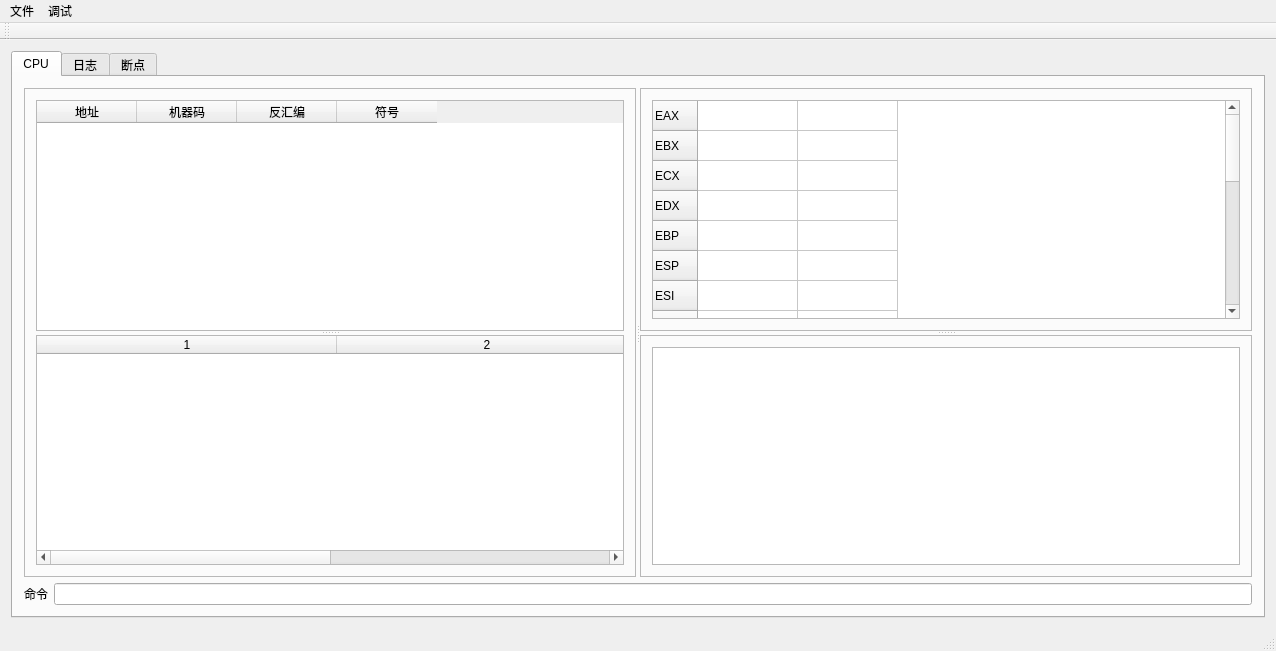
Above: NewDebug/mainwindow.ui from DiskGetor/MyDebug before the change. Below: the same form after it.
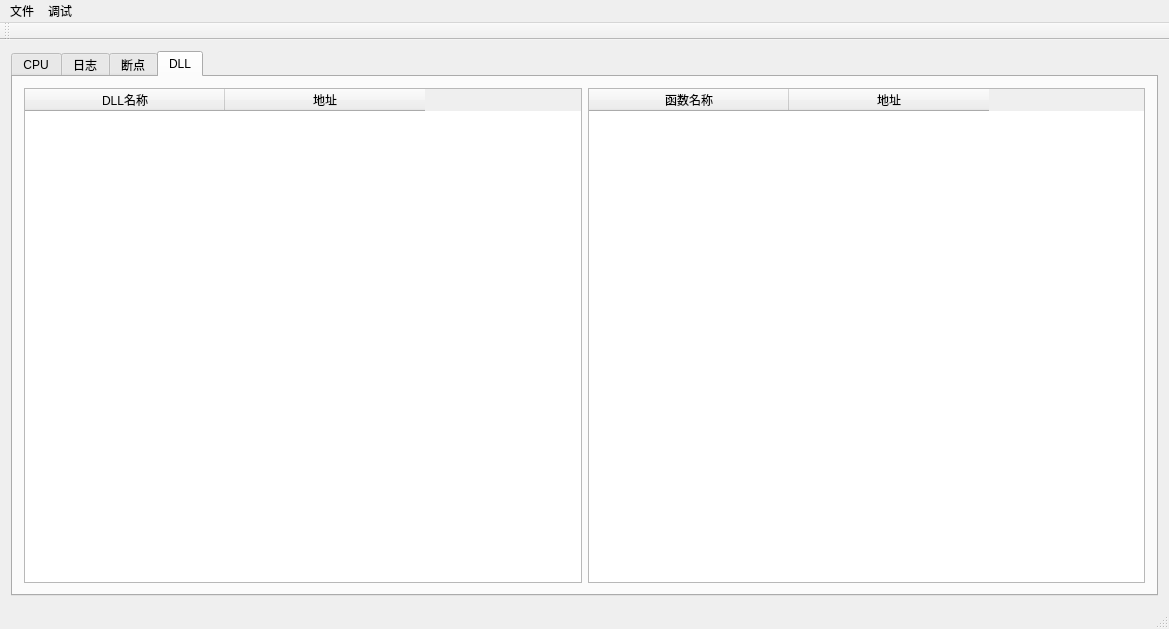
That is the form after the change. The open tabs and pages were chosen to show the change.

```diff
--- a/NewDebug/mainwindow.ui
+++ b/NewDebug/mainwindow.ui
@@ -6,8 +6,8 @@
    <rect>
     <x>0</x>
     <y>0</y>
-    <width>1276</width>
-    <height>651</height>
+    <width>1169</width>
+    <height>629</height>
    </rect>
   </property>
   <property name="windowTitle">
@@ -15,7 +15,7 @@
   </property>
   <widget class="QWidget" name="centralWidget">
    <layout class="QGridLayout" name="gridLayout">
-    <item row="0" column="0">
+    <item row="0" column="2">
      <widget class="QTabWidget" name="tabWidget">
       <property name="currentIndex">
        <number>0</number>
@@ -25,7 +25,12 @@
         <string>CPU</string>
        </attribute>
        <layout class="QGridLayout" name="gridLayout_5">
-        <item row="0" column="0">
+        <item row="3" column="0">
+         <widget class="QLineEdit" name="lineEdit_Cmd"/>
+        </item>
+        <item row="1" column="0">
+         <layout class="QHBoxLayout" name="horizontalLayout">
+          <item>
          <widget class="QSplitter" name="splitter_4">
           <property name="orientation">
            <enum>Qt::Horizontal</enum>
@@ -44,6 +49,12 @@
                <enum>Qt::Vertical</enum>
               </property>
               <widget class="QTableWidget" name="tableWidget_Disassembly">
+                 <attribute name="horizontalHeaderCascadingSectionResizes">
+                  <bool>false</bool>
+                 </attribute>
+                 <attribute name="horizontalHeaderDefaultSectionSize">
+                  <number>200</number>
+                 </attribute>
                <column>
                 <property name="text">
                  <string>地址</string>
@@ -73,7 +84,10 @@
                 <number>2</number>
                </property>
                <attribute name="horizontalHeaderVisible">
-                <bool>true</bool>
+                  <bool>false</bool>
+                 </attribute>
+                 <attribute name="horizontalHeaderCascadingSectionResizes">
+                  <bool>false</bool>
                </attribute>
                <attribute name="horizontalHeaderDefaultSectionSize">
                 <number>300</number>
@@ -90,6 +104,12 @@
             <enum>Qt::Vertical</enum>
            </property>
            <widget class="QFrame" name="frame_2">
+              <property name="maximumSize">
+               <size>
+                <width>300</width>
+                <height>16777215</height>
+               </size>
+              </property>
             <property name="frameShape">
              <enum>QFrame::StyledPanel</enum>
             </property>
@@ -103,6 +123,12 @@
                 <enum>Qt::Vertical</enum>
                </property>
                <widget class="QTableWidget" name="tableWidget_Register">
+                  <property name="maximumSize">
+                   <size>
+                    <width>596</width>
+                    <height>16777215</height>
+                   </size>
+                  </property>
                 <property name="columnCount">
                  <number>2</number>
                 </property>
@@ -232,18 +258,6 @@
           </widget>
          </widget>
         </item>
-        <item row="1" column="0">
-         <layout class="QHBoxLayout" name="horizontalLayout">
-          <item>
-           <widget class="QLabel" name="label">
-            <property name="text">
-             <string>命令</string>
-            </property>
-           </widget>
-          </item>
-          <item>
-           <widget class="QLineEdit" name="lineEdit_Cmd"/>
-          </item>
          </layout>
         </item>
        </layout>
@@ -285,6 +299,55 @@
             <string>地址</string>
            </property>
           </column>
+          <column>
+           <property name="text">
+            <string>长度</string>
+           </property>
+          </column>
+         </widget>
+        </item>
+       </layout>
+      </widget>
+      <widget class="QWidget" name="tab_4">
+       <attribute name="title">
+        <string>DLL</string>
+       </attribute>
+       <layout class="QGridLayout" name="gridLayout_7">
+        <item row="0" column="1">
+         <widget class="QTableWidget" name="tableWidget_FUC">
+          <attribute name="horizontalHeaderDefaultSectionSize">
+           <number>200</number>
+          </attribute>
+          <column>
+           <property name="text">
+            <string>函数名称</string>
+           </property>
+          </column>
+          <column>
+           <property name="text">
+            <string>地址</string>
+           </property>
+          </column>
+         </widget>
+        </item>
+        <item row="0" column="0">
+         <widget class="QTableWidget" name="tableWidget_DLL">
+          <property name="columnCount">
+           <number>2</number>
+          </property>
+          <attribute name="horizontalHeaderDefaultSectionSize">
+           <number>200</number>
+          </attribute>
+          <column>
+           <property name="text">
+            <string>DLL名称</string>
+           </property>
+          </column>
+          <column>
+           <property name="text">
+            <string>地址</string>
+           </property>
+          </column>
          </widget>
         </item>
        </layout>
@@ -298,7 +361,7 @@
     <rect>
      <x>0</x>
      <y>0</y>
-     <width>1276</width>
+     <width>1169</width>
      <height>22</height>
     </rect>
    </property>
```
Left out of the diff: 9 changed lines with no effect on the pictures. Lines whose indentation alone changed are shown as unchanged.
